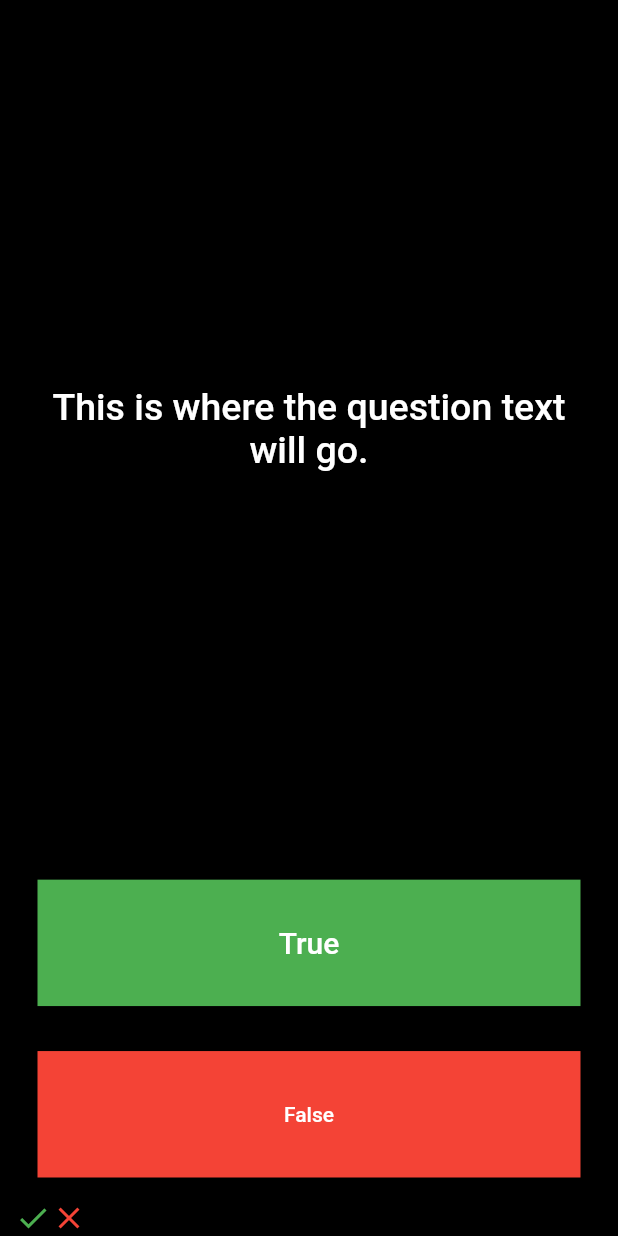
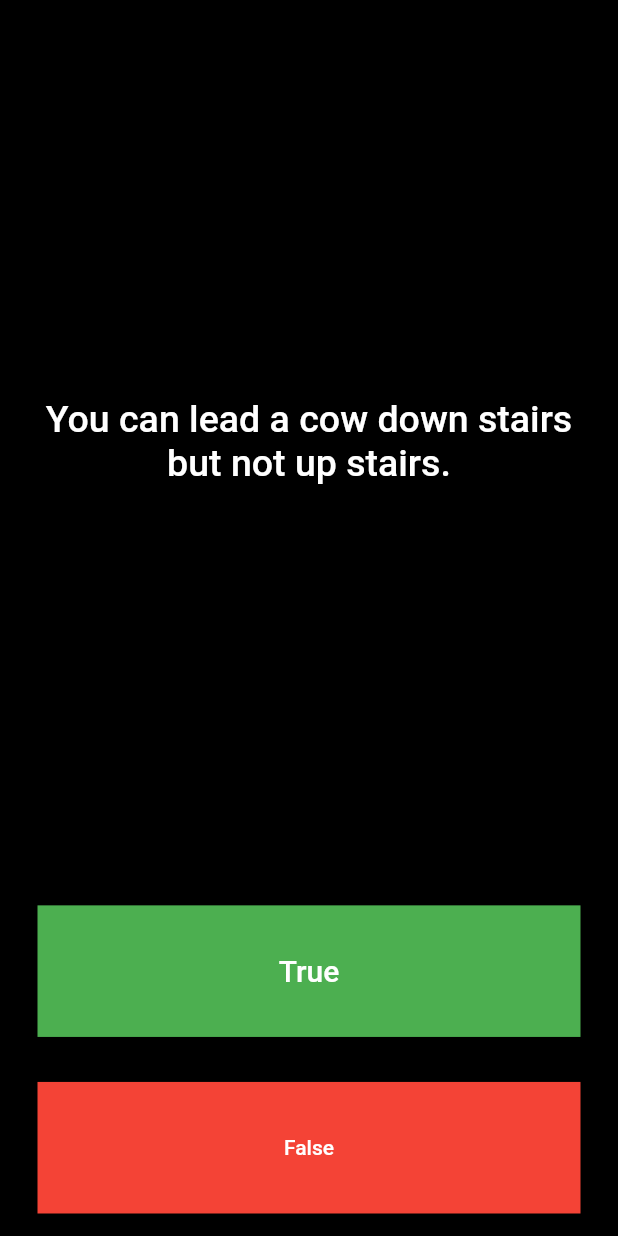
Before and after one commit to khellud/quizzler, a Flutter app: the screen it shows after launch, after a tap on "True", on a phone screen of 412 x 824 dp. Run offline on Flutter 3.47's test engine with Material 2 defaults, Android fonts, the phone set to English and light mode, and no system bars.

Commit message:
class update

```diff
--- a/lib/main.dart
+++ b/lib/main.dart
@@ -1,4 +1,7 @@
 import 'package:flutter/material.dart';
+import 'quiz_brain.dart';
+
+QuizBrain quizeBrain = QuizBrain();
 
 void main() {
   runApp(const Quizzler());
@@ -32,16 +35,21 @@ class QuizePage extends StatefulWidget {
 }
 
 class _QuizePageState extends State<QuizePage> {
-  List<Icon> scoreKeeper = [
-    const Icon(
-      Icons.check,
-      color: Colors.green,
-    ),
-    const Icon(
-      Icons.close,
-      color: Colors.red,
-    ),
-  ];
+  List<Icon> scoreKeeper = [];
+
+  // List<String> question = [
+  //   'You can lead a cow down stairs but not up stairs.',
+  //   'Approximately one quarter of human bones are in the feet.',
+  //   'A slug\'s blood is green.',
+  // ];
+
+  // List<bool> answers = [false, true, true];
+
+  // Question q1 = Question(
+  //   q: 'You can lead a cow down stairs but not up stairs.',
+  //   a: false,
+  // );
+
   @override
   Widget build(BuildContext context) {
     return Column(
@@ -54,11 +62,11 @@ class _QuizePageState extends State<QuizePage> {
             padding: const EdgeInsets.all(10),
             child: TextButton(
               onPressed: () {},
-              child: const Center(
+              child: Center(
                 child: Text(
-                  'This is where the question text will go.',
+                  quizeBrain.getQuestionText()!,
                   textAlign: TextAlign.center,
-                  style: TextStyle(
+                  style: const TextStyle(
                     fontSize: 25,
                     color: Colors.white,
                   ),
@@ -73,7 +81,6 @@ class _QuizePageState extends State<QuizePage> {
             child: Container(
               color: Colors.green,
               child: TextButton(
-                onPressed: () {},
                 child: const Text(
                   'True',
                   style: TextStyle(
@@ -81,6 +88,19 @@ class _QuizePageState extends State<QuizePage> {
                     fontSize: 20,
                   ),
                 ),
+                onPressed: () {
+                  false;
+                  bool correctAnswer = quizeBrain.getCorrectAnswer()!;
+
+                  if (correctAnswer == true) {
+                    print('correct');
+                  } else {
+                    print('incorrect');
+                  }
+                  setState(() {
+                    quizeBrain.nextQuestion();
+                  });
+                },
               ),
             ),
           ),
@@ -91,13 +111,24 @@ class _QuizePageState extends State<QuizePage> {
             child: Container(
               color: Colors.red,
               child: TextButton(
-                onPressed: () {},
                 child: const Text(
                   'False',
                   style: TextStyle(
                     color: Colors.white,
                   ),
                 ),
+                onPressed: () {
+                  bool correctAnswer = quizeBrain.getCorrectAnswer()!;
+                  if (correctAnswer == false) {
+                    print('correct');
+                  } else {
+                    print('incorrect');
+                  }
+
+                  setState(() {
+                    quizeBrain.nextQuestion();
+                  });
+                },
               ),
             ),
           ),
@@ -109,3 +140,9 @@ class _QuizePageState extends State<QuizePage> {
     );
   }
 }
+
+/*
+question1: 'You can lead a cow down stairs but not up stairs.', false,
+question2: 'Approximately one quarter of human bones are in the feet.', true,
+question3: 'A slug\'s blood is green.', true,
+*/
--- /dev/null
+++ b/lib/question.dart
@@ -0,0 +1,9 @@
+class Question {
+  String? questionText;
+  bool? questionAnsewr;
+
+  Question({String? q, bool? a}) {
+    questionText = q;
+    questionAnsewr = a;
+  }
+}
--- /dev/null
+++ b/lib/quiz_brain.dart
@@ -0,0 +1,51 @@
+// ignore_for_file: unnecessary_string_escapes
+
+import 'question.dart';
+
+class QuizBrain {
+  int _questionNumber = 0;
+
+  final List<Question> _questionBank = [
+    Question(q: 'Some cats are actually allergic to humans', a: true),
+    Question(q: 'You can lead a cow down stairs but not up stairs.', a: false),
+    Question(
+        q: 'Approximately one quarter of human bones are in the feet.',
+        a: true),
+    Question(q: 'A slug\'s blood is green.', a: true),
+    Question(q: 'Buzz Aldrin\'s mother\'s maiden name was \"Moon\".', a: true),
+    Question(q: 'It is illegal to pee in the Ocean in Portugal.', a: true),
+    Question(
+        q: 'No piece of square dry paper can be folded in half more than 7 times.',
+        a: false),
+    Question(
+        q: 'In London, UK, if you happen to die in the House of Parliament, you are technically entitled to a state funeral, because the building is considered too sacred a place.',
+        a: true),
+    Question(
+        q: 'The loudest sound produced by any animal is 188 decibels. That animal is the African Elephant.',
+        a: false),
+    Question(
+        q: 'The total surface area of two human lungs is approximately 70 square metres.',
+        a: true),
+    Question(q: 'Google was originally called \"Backrub\".', a: true),
+    Question(
+        q: 'Chocolate affects a dog\'s heart and nervous system; a few ounces are enough to kill a small dog.',
+        a: true),
+    Question(
+        q: 'In West Virginia, USA, if you accidentally hit an animal with your car, you are free to take it home to eat.',
+        a: true),
+  ];
+
+  void nextQuestion() {
+    if (_questionNumber < _questionBank.length - 1) {
+      _questionNumber++;
+    }
+  }
+
+  String? getQuestionText() {
+    return _questionBank[_questionNumber].questionText;
+  }
+
+  bool? getCorrectAnswer() {
+    return _questionBank[_questionNumber].questionAnsewr;
+  }
+}
```
